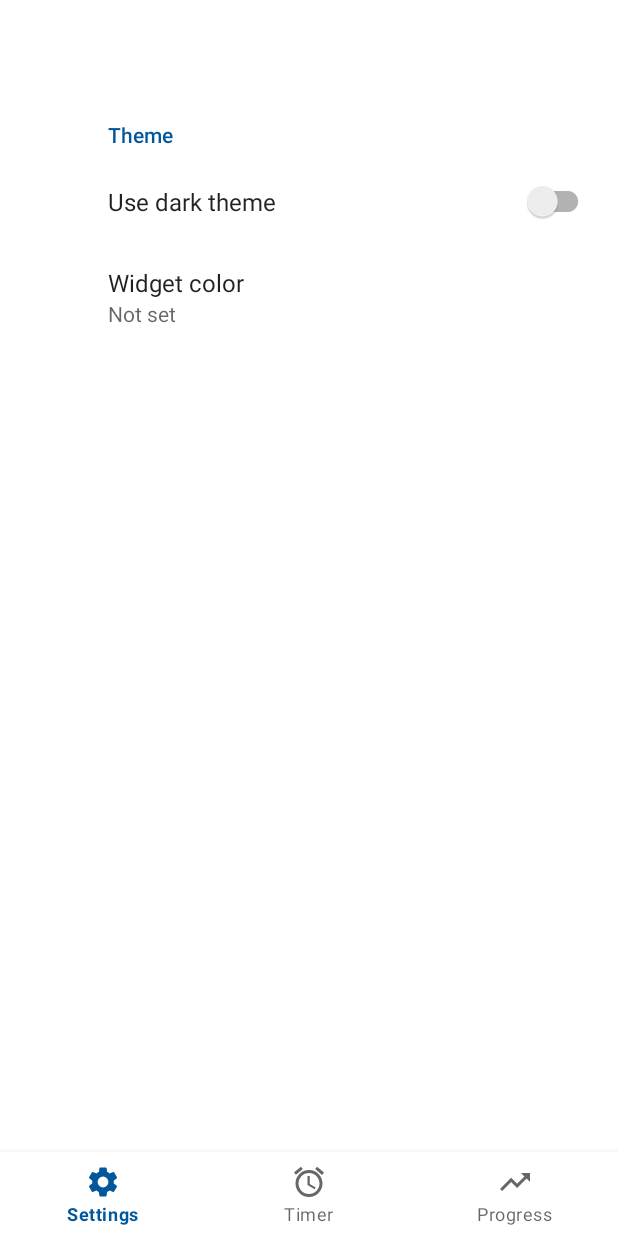
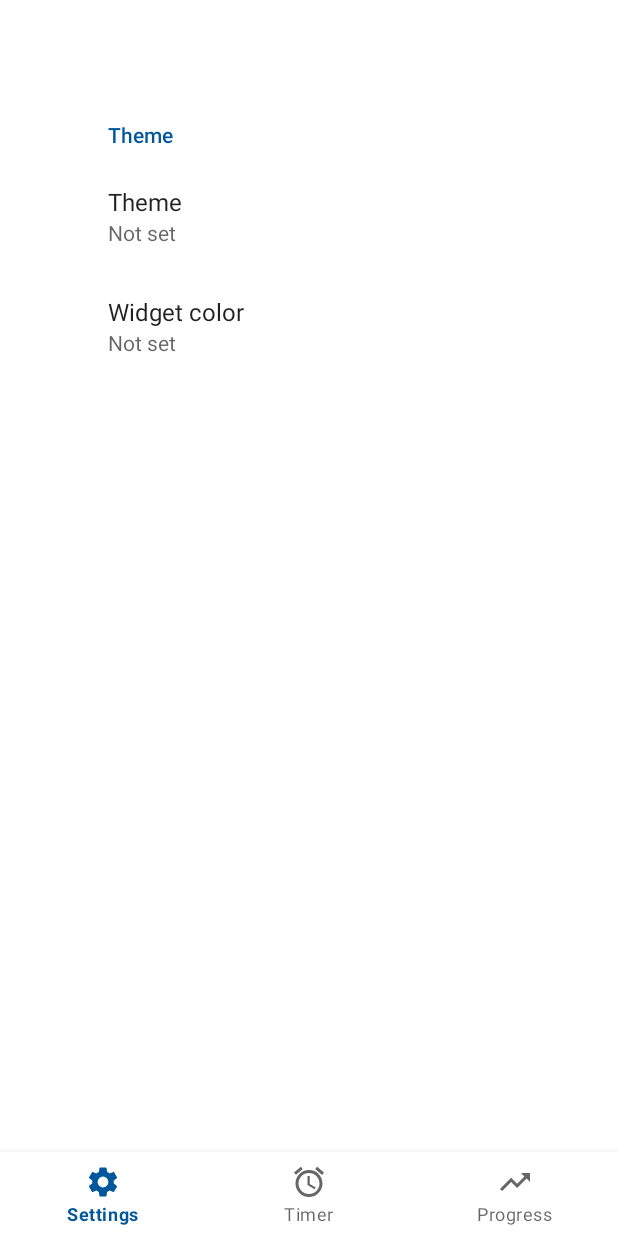
Before and after one commit to j-m-hoffmann/Meditate, an Android app: the SettingsFragment screen opened through its navigation route, on a phone screen of 412 x 824 dp. Run offline under Robolectric (Android 15) with nearby library versions, the phone set to English and light mode, and no system bars; our stand-ins replace androidx.preference, navigation-ui.

Commit message:
feat: enable setting Night Mode system wide for Android Q

```diff
--- a/app/src/main/java/com/gitlab/j_m_hoffmann/meditate/ui/settings/SettingsFragment.kt
+++ b/app/src/main/java/com/gitlab/j_m_hoffmann/meditate/ui/settings/SettingsFragment.kt
@@ -2,38 +2,32 @@ package com.gitlab.j_m_hoffmann.meditate.ui.settings
 
 import android.os.Bundle
 import androidx.appcompat.app.AppCompatDelegate
-import androidx.appcompat.app.AppCompatDelegate.MODE_NIGHT_NO
-import androidx.appcompat.app.AppCompatDelegate.MODE_NIGHT_YES
+import androidx.preference.ListPreference
 import androidx.preference.Preference.OnPreferenceChangeListener
 import androidx.preference.PreferenceFragmentCompat
-import androidx.preference.SwitchPreferenceCompat
 import com.gitlab.j_m_hoffmann.meditate.R
 
 class SettingsFragment : PreferenceFragmentCompat() {
 
-    private var nightMode: SwitchPreferenceCompat? = null
+    private var themePreference: ListPreference? = null
 
-    private val nightModeListener = OnPreferenceChangeListener { _, newValue ->
-        if (newValue as Boolean) {
-            AppCompatDelegate.setDefaultNightMode(MODE_NIGHT_YES)
-        } else {
-            AppCompatDelegate.setDefaultNightMode(MODE_NIGHT_NO)
-        }
+    private val themeChangeListener = OnPreferenceChangeListener { _, newTheme ->
+        AppCompatDelegate.setDefaultNightMode((newTheme as String).toInt())
         true
     }
 
     override fun onCreatePreferences(savedInstanceState: Bundle?, rootKey: String?) {
         setPreferencesFromResource(R.xml.preferences, rootKey)
+        themePreference = findPreference(getString(R.string.key_theme))
     }
 
     override fun onResume() {
         super.onResume()
-        nightMode = findPreference(getString(R.string.key_use_dark_theme))
-        nightMode?.onPreferenceChangeListener = nightModeListener
+        themePreference?.onPreferenceChangeListener = themeChangeListener
     }
 
     override fun onPause() {
         super.onPause()
-        nightMode?.onPreferenceChangeListener = null
+        themePreference?.onPreferenceChangeListener = null
     }
 }
--- a/app/src/main/res/values/arrays.xml
+++ b/app/src/main/res/values/arrays.xml
@@ -1,5 +1,17 @@
 <?xml version="1.0" encoding="utf-8"?>
 <resources>
+    <string-array name="theme">
+        <item>@string/dark</item>
+        <item>@string/light</item>
+        <item>@string/follow_system</item>
+    </string-array>
+
+    <string-array name="theme_values">
+        <item>2</item> <!-- MODE_NIGHT_YES -->
+        <item>1</item> <!-- MODE_NIGHT_NO -->
+        <item>-1</item> <!-- MODE_NIGHT_FOLLOW_SYSTEM -->
+    </string-array>
+
     <string-array name="widget_colors">
         <item>@string/color_white</item>
         <item>@string/color_grey</item>
--- a/app/src/main/res/values/strings.xml
+++ b/app/src/main/res/values/strings.xml
@@ -13,7 +13,10 @@
 
     <!-- SETTINGS -->
     <string name="theme">Theme</string>
-    <string name="use_dark_theme">Use dark theme</string>
+    <string name="dark">Dark</string>
+    <string name="light">Light</string>
+    <string name="follow_system">Follow system settings</string>
+
     <string name="widget_color">Widget color</string>
 
     <string name="key_use_dark_theme" translatable="false">key_use_dark_theme</string>
--- a/app/src/main/res/xml/preferences.xml
+++ b/app/src/main/res/xml/preferences.xml
@@ -3,9 +3,13 @@
 
     <PreferenceCategory app:title="@string/theme">
 
-        <SwitchPreferenceCompat
-            app:key="@string/key_use_dark_theme"
-            app:title="@string/use_dark_theme" />
+        <ListPreference
+            app:defaultValue="@string/default_theme"
+            app:entries="@array/theme"
+            app:entryValues="@array/theme_values"
+            app:key="@string/key_theme"
+            app:title="@string/theme"
+            app:useSimpleSummaryProvider="true" />
 
         <ListPreference
             app:defaultValue="#ffffff"
```
